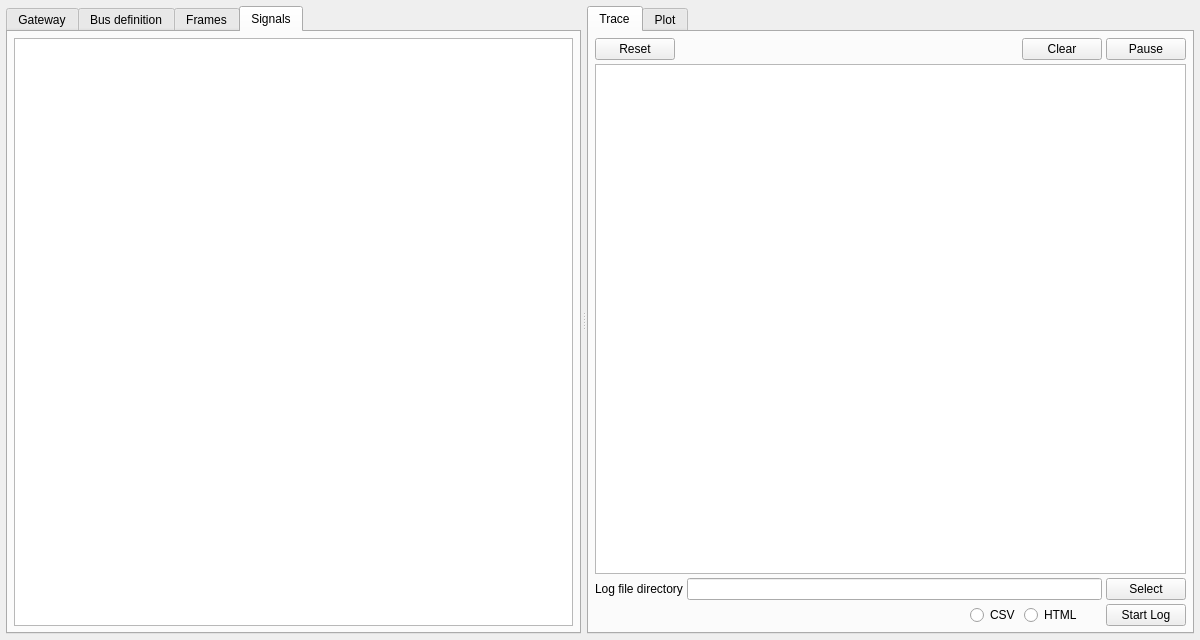
Before: the Qt Designer form ui/mainwindow.ui in mwkpe/tincan, drawn with Qt 5.
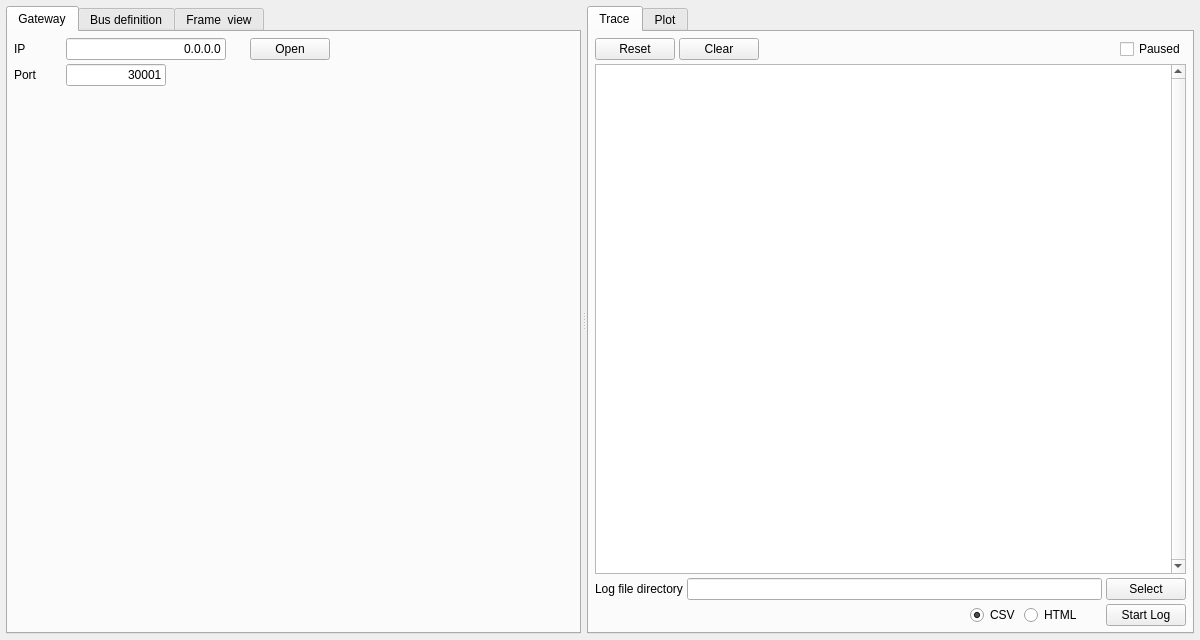
After: the same form once the commit is applied. The open tabs and pages were chosen to show the change.

What changed in the file:
```diff
--- a/ui/mainwindow.ui
+++ b/ui/mainwindow.ui
@@ -350,9 +350,9 @@
          </item>
         </layout>
        </widget>
-       <widget class="QWidget" name="tabFrames">
+       <widget class="QWidget" name="tabFrameView">
         <attribute name="title">
-         <string>Frames</string>
+         <string>Frame  view</string>
         </attribute>
         <layout class="QVBoxLayout" name="verticalLayout_2">
          <property name="spacing">
@@ -398,7 +398,7 @@
           </layout>
          </item>
          <item>
-          <widget class="QTreeView" name="treeViewFrames">
+          <widget class="QTreeView" name="treeFrameView">
            <property name="minimumSize">
             <size>
              <width>0</width>
@@ -415,35 +415,6 @@
          </item>
         </layout>
        </widget>
-       <widget class="QWidget" name="tabSignals">
-        <attribute name="title">
-         <string>Signals</string>
-        </attribute>
-        <layout class="QVBoxLayout" name="verticalLayout_3">
-         <property name="spacing">
-          <number>4</number>
-         </property>
-         <property name="leftMargin">
-          <number>6</number>
-         </property>
-         <property name="topMargin">
-          <number>6</number>
-         </property>
-         <property name="rightMargin">
-          <number>6</number>
-         </property>
-         <property name="bottomMargin">
-          <number>6</number>
-         </property>
-         <item>
-          <widget class="QTreeView" name="treeViewSignals">
-           <property name="frameShape">
-            <enum>QFrame::StyledPanel</enum>
-           </property>
-          </widget>
-         </item>
-        </layout>
-       </widget>
       </widget>
       <widget class="QTabWidget" name="tabWidgetDetail">
        <property name="currentIndex">
@@ -481,19 +452,6 @@
              </property>
             </widget>
            </item>
-           <item>
-            <spacer name="horizontalSpacer_9">
-             <property name="orientation">
-              <enum>Qt::Horizontal</enum>
-             </property>
-             <property name="sizeHint" stdset="0">
-              <size>
-               <width>40</width>
-               <height>20</height>
-              </size>
-             </property>
-            </spacer>
-           </item>
            <item>
             <widget class="QPushButton" name="pushClearTrace">
              <property name="text">
@@ -502,16 +460,48 @@
             </widget>
            </item>
            <item>
-            <widget class="QPushButton" name="pushPauseResumeTrace">
+            <spacer name="horizontalSpacer_9">
+             <property name="orientation">
+              <enum>Qt::Horizontal</enum>
+             </property>
+             <property name="sizeHint" stdset="0">
+              <size>
+               <width>40</width>
+               <height>20</height>
+              </size>
+             </property>
+            </spacer>
+           </item>
+           <item>
+            <widget class="QCheckBox" name="checkPauseTrace">
              <property name="text">
-              <string>Pause</string>
+              <string>Paused</string>
              </property>
             </widget>
            </item>
           </layout>
          </item>
          <item>
-          <widget class="QPlainTextEdit" name="plainTrace"/>
+          <widget class="QPlainTextEdit" name="plainTrace">
+           <property name="contextMenuPolicy">
+            <enum>Qt::NoContextMenu</enum>
+           </property>
+           <property name="verticalScrollBarPolicy">
+            <enum>Qt::ScrollBarAlwaysOn</enum>
+           </property>
+           <property name="undoRedoEnabled">
+            <bool>false</bool>
+           </property>
+           <property name="lineWrapMode">
+            <enum>QPlainTextEdit::NoWrap</enum>
+           </property>
+           <property name="readOnly">
+            <bool>true</bool>
+           </property>
+           <property name="plainText">
+            <string/>
+           </property>
+          </widget>
          </item>
          <item>
           <layout class="QHBoxLayout" name="horizontalLayout_10">
@@ -560,6 +550,9 @@
              <property name="text">
               <string>CSV</string>
              </property>
+             <property name="checked">
+              <bool>true</bool>
+             </property>
             </widget>
            </item>
            <item>
```
